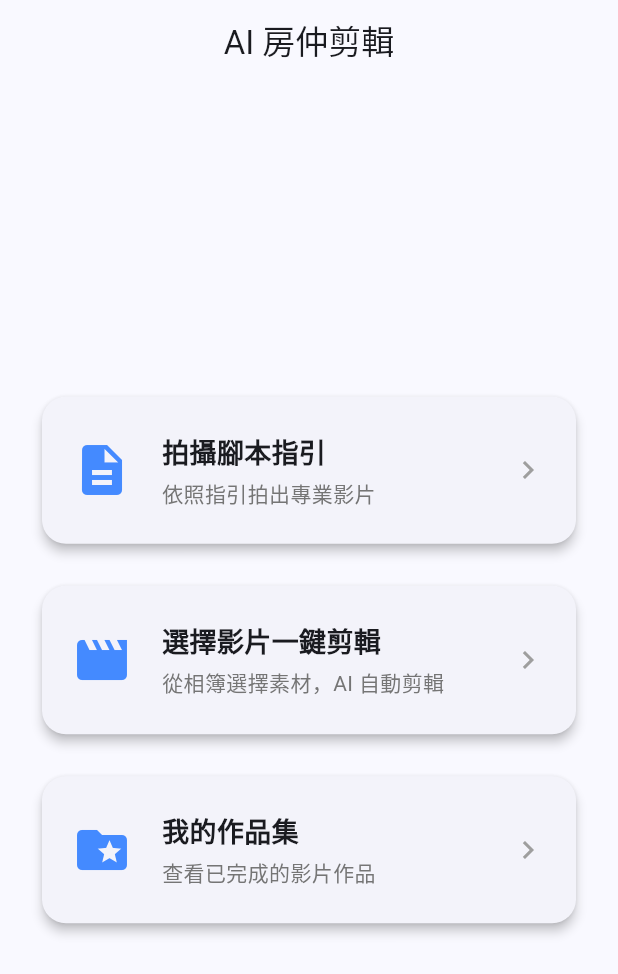
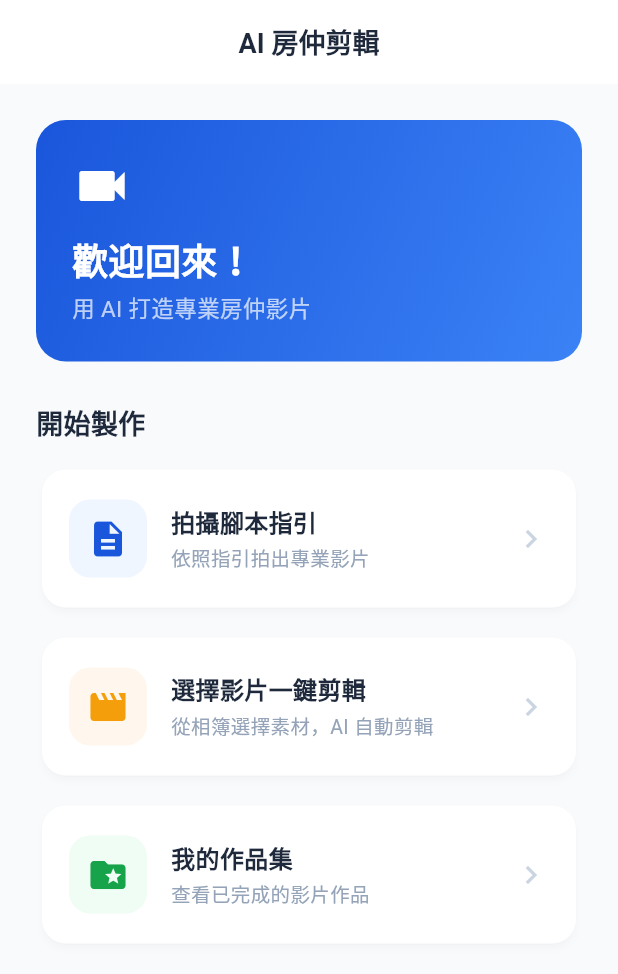
Before and after one commit to chiang53610-droid/Realestate-Editor, a Flutter app: the screen it shows after launch, on a phone screen of 412 x 824 dp. Shown: the top 974 px of the screen. Run offline on Flutter 3.47's test engine with Material 3 defaults, Android fonts, the phone set to English and light mode, and no system bars; our stand-ins replace image_picker, shared_preferences, video_player.

Commit message:
UI beautification: unified theme, gradient home banner, polished AI buttons
- AppTheme with professional blue color scheme
- Home screen redesigned with gradient welcome card and colored icon cards
- AI toggle buttons with gradient and smooth animation
- Consistent styling across all screens

Co-Authored-By: Claude Opus 4.6 <noreply@anthropic.com>

```diff
--- a/lib/main.dart
+++ b/lib/main.dart
@@ -2,6 +2,7 @@ import 'package:flutter/material.dart';
 import 'package:provider/provider.dart';
 import 'providers/video_provider.dart';
 import 'screens/home_screen.dart';
+import 'theme.dart';
 
 void main() {
   runApp(const MyApp());
@@ -16,10 +17,7 @@ class MyApp extends StatelessWidget {
       create: (_) => VideoProvider(),
       child: MaterialApp(
         title: 'AI 房仲剪輯',
-        theme: ThemeData(
-          colorScheme: ColorScheme.fromSeed(seedColor: Colors.blueAccent),
-          useMaterial3: true,
-        ),
+        theme: AppTheme.lightTheme,
         home: const HomeScreen(),
       ),
     );
--- a/lib/screens/editor_screen.dart
+++ b/lib/screens/editor_screen.dart
@@ -215,22 +215,33 @@ class _EditorScreenState extends State<EditorScreen> {
     return Expanded(
       child: GestureDetector(
         onTap: onTap,
-        child: Container(
+        child: AnimatedContainer(
+          duration: const Duration(milliseconds: 200),
           padding: const EdgeInsets.symmetric(vertical: 14),
           decoration: BoxDecoration(
-            color: isActive ? Colors.blueAccent : Colors.grey[200],
-            borderRadius: BorderRadius.circular(12),
+            gradient: isActive
+                ? const LinearGradient(
+                    colors: [Color(0xFF1A56DB), Color(0xFF3B82F6)],
+                    begin: Alignment.topLeft,
+                    end: Alignment.bottomRight,
+                  )
+                : null,
+            color: isActive ? null : const Color(0xFFF1F5F9),
+            borderRadius: BorderRadius.circular(14),
+            border: Border.all(
+              color: isActive ? Colors.transparent : const Color(0xFFE2E8F0),
+            ),
           ),
           child: Column(
             children: [
-              Icon(icon, color: isActive ? Colors.white : Colors.grey[700]),
+              Icon(icon, color: isActive ? Colors.white : const Color(0xFF64748B)),
               const SizedBox(height: 4),
               Text(
                 label,
                 style: TextStyle(
                   fontSize: 12,
-                  color: isActive ? Colors.white : Colors.grey[700],
-                  fontWeight: isActive ? FontWeight.bold : FontWeight.normal,
+                  color: isActive ? Colors.white : const Color(0xFF64748B),
+                  fontWeight: isActive ? FontWeight.bold : FontWeight.w500,
                 ),
               ),
             ],
--- a/lib/screens/home_screen.dart
+++ b/lib/screens/home_screen.dart
@@ -1,4 +1,5 @@
 import 'package:flutter/material.dart';
+import '../theme.dart';
 import 'pick_video_screen.dart';
 import 'portfolio_screen.dart';
 import 'script_guide_screen.dart';
@@ -9,20 +10,66 @@ class HomeScreen extends StatelessWidget {
   @override
   Widget build(BuildContext context) {
     return Scaffold(
-      // 最上方的標題列
       appBar: AppBar(
         title: const Text('AI 房仲剪輯'),
         centerTitle: true,
       ),
-      // 頁面主體
-      body: Padding(
+      body: SingleChildScrollView(
         padding: const EdgeInsets.all(24.0),
         child: Column(
-          mainAxisAlignment: MainAxisAlignment.center,
+          crossAxisAlignment: CrossAxisAlignment.start,
           children: [
+            // 歡迎區塊
+            Container(
+              width: double.infinity,
+              padding: const EdgeInsets.all(24),
+              decoration: BoxDecoration(
+                gradient: const LinearGradient(
+                  colors: [AppTheme.primaryColor, AppTheme.secondaryColor],
+                  begin: Alignment.topLeft,
+                  end: Alignment.bottomRight,
+                ),
+                borderRadius: BorderRadius.circular(20),
+              ),
+              child: const Column(
+                crossAxisAlignment: CrossAxisAlignment.start,
+                children: [
+                  Icon(Icons.videocam, size: 40, color: Colors.white),
+                  SizedBox(height: 12),
+                  Text(
+                    '歡迎回來！',
+                    style: TextStyle(
+                      fontSize: 24,
+                      fontWeight: FontWeight.bold,
+                      color: Colors.white,
+                    ),
+                  ),
+                  SizedBox(height: 4),
+                  Text(
+                    '用 AI 打造專業房仲影片',
+                    style: TextStyle(fontSize: 15, color: Colors.white70),
+                  ),
+                ],
+              ),
+            ),
+            const SizedBox(height: 28),
+
+            // 功能區標題
+            const Text(
+              '開始製作',
+              style: TextStyle(
+                fontSize: 18,
+                fontWeight: FontWeight.bold,
+                color: Color(0xFF1E293B),
+              ),
+            ),
+            const SizedBox(height: 14),
+
             // 第一張卡片：拍攝腳本指引
             _buildMenuCard(
               icon: Icons.description,
+              iconBgColor: const Color(0xFFEFF6FF),
+              iconColor: AppTheme.primaryColor,
               title: '拍攝腳本指引',
               subtitle: '依照指引拍出專業影片',
               onTap: () {
@@ -32,11 +79,13 @@ class HomeScreen extends StatelessWidget {
                 );
               },
             ),
-            const SizedBox(height: 20),
+            const SizedBox(height: 12),
 
             // 第二張卡片：選擇影片一鍵剪輯
             _buildMenuCard(
               icon: Icons.movie_creation,
+              iconBgColor: const Color(0xFFFFF7ED),
+              iconColor: AppTheme.accentColor,
               title: '選擇影片一鍵剪輯',
               subtitle: '從相簿選擇素材，AI 自動剪輯',
               onTap: () {
@@ -46,11 +95,13 @@ class HomeScreen extends StatelessWidget {
                 );
               },
             ),
-            const SizedBox(height: 20),
+            const SizedBox(height: 12),
 
             // 第三張卡片：我的作品集
             _buildMenuCard(
               icon: Icons.folder_special,
+              iconBgColor: const Color(0xFFF0FDF4),
+              iconColor: const Color(0xFF16A34A),
               title: '我的作品集',
               subtitle: '查看已完成的影片作品',
               onTap: () {
@@ -66,25 +117,33 @@ class HomeScreen extends StatelessWidget {
     );
   }
 
-  // 這是一個「卡片產生器」，幫我們製作統一風格的選單卡片
   Widget _buildMenuCard({
     required IconData icon,
+    required Color iconBgColor,
+    required Color iconColor,
     required String title,
     required String subtitle,
     required VoidCallback onTap,
   }) {
     return Card(
-      elevation: 3,
-      shape: RoundedRectangleBorder(borderRadius: BorderRadius.circular(16)),
       child: InkWell(
         onTap: onTap,
         borderRadius: BorderRadius.circular(16),
         child: Padding(
-          padding: const EdgeInsets.symmetric(vertical: 24, horizontal: 20),
+          padding: const EdgeInsets.symmetric(vertical: 20, horizontal: 18),
           child: Row(
             children: [
-              Icon(icon, size: 40, color: Colors.blueAccent),
-              const SizedBox(width: 20),
+              // 圓形圖示背景
+              Container(
+                width: 52,
+                height: 52,
+                decoration: BoxDecoration(
+                  color: iconBgColor,
+                  borderRadius: BorderRadius.circular(14),
+                ),
+                child: Icon(icon, size: 28, color: iconColor),
+              ),
+              const SizedBox(width: 16),
               Expanded(
                 child: Column(
                   crossAxisAlignment: CrossAxisAlignment.start,
@@ -92,19 +151,20 @@ class HomeScreen extends StatelessWidget {
                     Text(
                       title,
                       style: const TextStyle(
-                        fontSize: 18,
+                        fontSize: 16,
                         fontWeight: FontWeight.bold,
+                        color: Color(0xFF1E293B),
                       ),
                     ),
-                    const SizedBox(height: 4),
+                    const SizedBox(height: 3),
                     Text(
                       subtitle,
-                      style: TextStyle(fontSize: 14, color: Colors.grey[600]),
+                      style: const TextStyle(fontSize: 13, color: Color(0xFF94A3B8)),
                     ),
                   ],
                 ),
               ),
-              const Icon(Icons.chevron_right, color: Colors.grey),
+              const Icon(Icons.chevron_right, color: Color(0xFFCBD5E1)),
             ],
           ),
         ),
--- /dev/null
+++ b/lib/theme.dart
@@ -0,0 +1,65 @@
+import 'package:flutter/material.dart';
+
+class AppTheme {
+  // 主色系 — 專業深藍
+  static const Color primaryColor = Color(0xFF1A56DB);
+  static const Color secondaryColor = Color(0xFF3B82F6);
+  static const Color accentColor = Color(0xFFF59E0B);
+
+  // 背景色
+  static const Color backgroundColor = Color(0xFFF8FAFC);
+  static const Color cardColor = Colors.white;
+
+  static ThemeData get lightTheme {
+    return ThemeData(
+      useMaterial3: true,
+      colorScheme: ColorScheme.fromSeed(
+        seedColor: primaryColor,
+        brightness: Brightness.light,
+      ),
+      scaffoldBackgroundColor: backgroundColor,
+
+      // AppBar 樣式
+      appBarTheme: const AppBarTheme(
+        backgroundColor: Colors.white,
+        foregroundColor: Color(0xFF1E293B),
+        elevation: 0,
+        centerTitle: true,
+        titleTextStyle: TextStyle(
+          fontSize: 18,
+          fontWeight: FontWeight.bold,
+          color: Color(0xFF1E293B),
+        ),
+      ),
+
+      // 卡片樣式
+      cardTheme: CardThemeData(
+        color: cardColor,
+        elevation: 2,
+        shadowColor: Colors.black12,
+        shape: RoundedRectangleBorder(borderRadius: BorderRadius.circular(16)),
+      ),
+
+      // 填滿按鈕樣式
+      filledButtonTheme: FilledButtonThemeData(
+        style: FilledButton.styleFrom(
+          backgroundColor: primaryColor,
+          foregroundColor: Colors.white,
+          shape: RoundedRectangleBorder(borderRadius: BorderRadius.circular(14)),
+          textStyle: const TextStyle(fontSize: 16, fontWeight: FontWeight.bold),
+        ),
+      ),
+
+      // 一般按鈕樣式
+      elevatedButtonTheme: ElevatedButtonThemeData(
+        style: ElevatedButton.styleFrom(
+          backgroundColor: const Color(0xFFEFF6FF),
+          foregroundColor: primaryColor,
+          elevation: 0,
+          shape: RoundedRectangleBorder(borderRadius: BorderRadius.circular(14)),
+          textStyle: const TextStyle(fontSize: 16, fontWeight: FontWeight.w600),
+        ),
+      ),
+    );
+  }
+}
```
